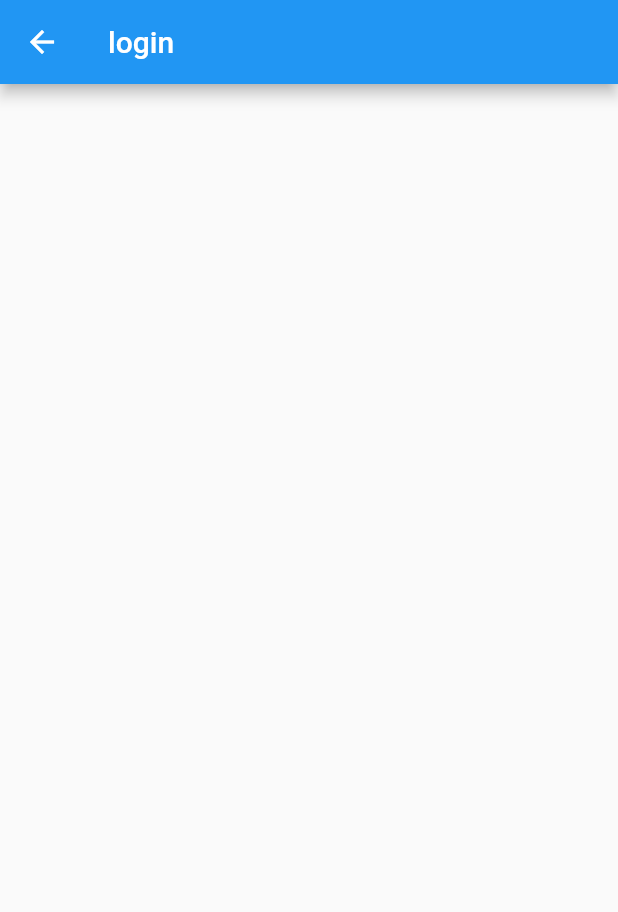
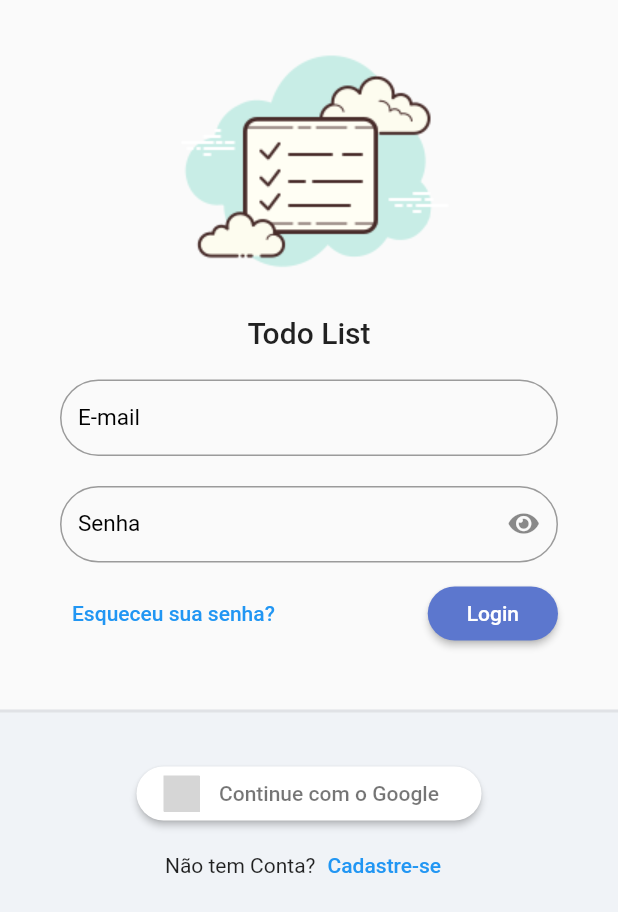
Before and after one commit to jailtonmendes/flutter-todo-list, a Flutter app: the screen it shows after launch, on a phone screen of 412 x 824 dp. Shown: the top 912 px of the screen. Run offline on Flutter 3.47's test engine with Material 2 defaults, Android fonts, the phone set to English and light mode, and no system bars; our stand-ins replace flutter_signin_button, google_fonts, sqflite, sqflite_common, synchronized; accounts and stored records are empty; Roboto replaces fonts that are missing (Mandali); grey boxes are pictures that could not be loaded.

Commit message:
Finalizando layout da tela de login e cadastro

```diff
--- a/todo_list_provider/lib/app/app_widget.dart
+++ b/todo_list_provider/lib/app/app_widget.dart
@@ -1,4 +1,5 @@
 import 'package:flutter/material.dart';
+import 'package:todo_list_provider/app/core/ui/todo_list_ui_config.dart';
 import 'package:todo_list_provider/app/modules/auth/auth_module.dart';
 import 'package:todo_list_provider/app/modules/splash/splash_page.dart';
 
@@ -10,6 +11,7 @@ class AppWidget extends StatelessWidget {
     return MaterialApp(
       title: 'Todo List Provider',
       initialRoute: '/login',
+      theme: TodoListUiConfig.theme,
       routes: {...AuthModule().routers},
       home: const SplashPage(),
     );
--- /dev/null
+++ b/todo_list_provider/lib/app/core/database/widget/todo_list_field.dart
@@ -0,0 +1,65 @@
+import 'package:flutter/material.dart';
+import 'package:todo_list_provider/app/core/ui/todo_list_icons.dart';
+
+class TodoListField extends StatelessWidget {
+  final String label;
+  final IconButton? suffixIconButton;
+  final bool obscureText;
+  final ValueNotifier<bool> obscureTextVN;
+  final TextEditingController? controller;
+  final FormFieldValidator<String>? validator;
+
+  TodoListField(
+      {Key? key,
+      required this.label,
+      this.obscureText = false,
+      this.suffixIconButton,
+      this.controller,
+      this.validator})
+      : assert(obscureText == true ? suffixIconButton == null : true,
+            'obscureText não pode ser enviado  em confunto com suffixIconButton'),
+        obscureTextVN = ValueNotifier(obscureText),
+        super(key: key);
+
+  @override
+  Widget build(BuildContext context) {
+    return ValueListenableBuilder<bool>(
+      valueListenable: obscureTextVN,
+      builder: (_, obscureTextValue, child) {
+        return TextFormField(
+          controller: controller,
+          validator: validator,
+          decoration: InputDecoration(
+            labelText: label,
+            labelStyle: const TextStyle(
+              fontSize: 15,
+              color: Colors.black,
+            ),
+            border: OutlineInputBorder(
+              borderRadius: BorderRadius.circular(30),
+            ),
+            errorBorder: OutlineInputBorder(
+              borderRadius: BorderRadius.circular(30),
+              borderSide: const BorderSide(color: Colors.red),
+            ),
+            isDense: true,
+            suffixIcon: suffixIconButton ??
+                (obscureText == true
+                    ? IconButton(
+                        onPressed: () {
+                          obscureTextVN.value = !obscureTextValue;
+                        },
+                        icon: Icon(
+                          !obscureTextValue
+                              ? TodoListIcons.eye_slash
+                              : TodoListIcons.eye,
+                        ),
+                      )
+                    : null),
+          ),
+          obscureText: obscureTextValue,
+        );
+      },
+    );
+  }
+}
--- /dev/null
+++ b/todo_list_provider/lib/app/core/database/widget/todo_list_logo.dart
@@ -0,0 +1,23 @@
+import 'package:flutter/material.dart';
+import 'package:todo_list_provider/app/core/ui/theme_Extensions.dart';
+
+class TodoListLogo extends StatelessWidget {
+  const TodoListLogo({Key? key}) : super(key: key);
+
+  @override
+  Widget build(BuildContext context) {
+    return Column(
+      mainAxisAlignment: MainAxisAlignment.center,
+      children: [
+        Image.asset(
+          'assets/logo.png',
+          height: 200,
+        ),
+        Text(
+          'Todo List',
+          style: context.textTheme.headline6,
+        ),
+      ],
+    );
+  }
+}
--- /dev/null
+++ b/todo_list_provider/lib/app/core/ui/todo_list_icons.dart
@@ -0,0 +1,13 @@
+import 'package:flutter/widgets.dart';
+
+class TodoListIcons {
+  TodoListIcons._();
+
+  static const _kFontFam = 'TodoListIcons';
+  static const String? _kFontPkg = null;
+
+  static const IconData eye =
+      IconData(0xf06e, fontFamily: _kFontFam, fontPackage: _kFontPkg);
+  static const IconData eye_slash =
+      IconData(0xf070, fontFamily: _kFontFam, fontPackage: _kFontPkg);
+}
--- /dev/null
+++ b/todo_list_provider/lib/app/core/ui/todo_list_ui_config.dart
@@ -0,0 +1,18 @@
+import 'package:flutter/material.dart';
+import 'package:google_fonts/google_fonts.dart';
+
+class TodoListUiConfig {
+  // CONSTRUTOR PRIVADO
+  TodoListUiConfig._();
+
+  static get theme => ThemeData(
+        textTheme: GoogleFonts.mandaliTextTheme(),
+        primaryColor: const Color(0xff5C77CE),
+        primaryColorLight: const Color(0xFFABC8F7),
+        elevatedButtonTheme: ElevatedButtonThemeData(
+          style: ElevatedButton.styleFrom(
+            backgroundColor: const Color(0Xff5c77ce),
+          ),
+        ),
+      );
+}
--- a/todo_list_provider/lib/app/modules/auth/auth_module.dart
+++ b/todo_list_provider/lib/app/modules/auth/auth_module.dart
@@ -2,6 +2,8 @@ import 'package:provider/provider.dart';
 import 'package:todo_list_provider/app/models/todo_list_module.dart';
 import 'package:todo_list_provider/app/modules/auth/login/login_controller.dart';
 import 'package:todo_list_provider/app/modules/auth/login/login_page.dart';
+import 'package:todo_list_provider/app/modules/auth/register/register_controller.dart';
+import 'package:todo_list_provider/app/modules/auth/register/register_page.dart';
 
 class AuthModule extends TodoListModule {
   AuthModule()
@@ -9,10 +11,14 @@ class AuthModule extends TodoListModule {
           bindings: [
             ChangeNotifierProvider(
               create: (_) => LoginController(),
+            ),
+            ChangeNotifierProvider(
+              create: (_) => RegisterController(),
             )
           ],
           routers: {
             '/login': (context) => const LoginPage(),
+            '/register': (context) => const RegisterPage()
           },
         );
 }
--- a/todo_list_provider/lib/app/modules/auth/login/login_page.dart
+++ b/todo_list_provider/lib/app/modules/auth/login/login_page.dart
@@ -1,4 +1,8 @@
 import 'package:flutter/material.dart';
+import 'package:flutter_signin_button/button_list.dart';
+import 'package:flutter_signin_button/button_view.dart';
+import 'package:todo_list_provider/app/core/database/widget/todo_list_field.dart';
+import 'package:todo_list_provider/app/core/database/widget/todo_list_logo.dart';
 
 class LoginPage extends StatelessWidget {
   const LoginPage({Key? key}) : super(key: key);
@@ -6,10 +10,103 @@ class LoginPage extends StatelessWidget {
   @override
   Widget build(BuildContext context) {
     return Scaffold(
-      appBar: AppBar(
-        title: const Text('login'),
-      ),
-      body: Container(),
+      body: LayoutBuilder(builder: (context, constraints) {
+        return SingleChildScrollView(
+          child: ConstrainedBox(
+            constraints: BoxConstraints(
+              maxHeight: constraints.maxHeight,
+              minWidth: constraints.maxWidth,
+            ),
+            child: Column(
+              mainAxisSize: MainAxisSize.min,
+              children: [
+                const SizedBox(height: 10),
+                const TodoListLogo(),
+                Padding(
+                  padding: const EdgeInsets.symmetric(
+                    horizontal: 40,
+                    vertical: 20,
+                  ),
+                  child: Form(
+                    child: Column(
+                      children: [
+                        TodoListField(label: 'E-mail'),
+                        const SizedBox(height: 20),
+                        TodoListField(
+                          label: 'Senha',
+                          obscureText: true,
+                        ),
+                        const SizedBox(height: 10),
+                        Row(
+                          mainAxisAlignment: MainAxisAlignment.spaceBetween,
+                          children: [
+                            TextButton(
+                                onPressed: () {},
+                                child: const Text('Esqueceu sua senha?')),
+                            ElevatedButton(
+                              onPressed: () {},
+                              style: ElevatedButton.styleFrom(
+                                shape: RoundedRectangleBorder(
+                                  borderRadius: BorderRadius.circular(20),
+                                ),
+                              ),
+                              child: const Padding(
+                                padding: EdgeInsets.all(10),
+                                child: Text('Login'),
+                              ),
+                            ),
+                          ],
+                        )
+                      ],
+                    ),
+                  ),
+                ),
+                const SizedBox(height: 20),
+                Expanded(
+                  child: Container(
+                    decoration: BoxDecoration(
+                      color: const Color(0xffF0F3F7),
+                      border: Border(
+                        top: BorderSide(
+                          width: 2,
+                          color: Colors.grey.withAlpha(50),
+                        ),
+                      ),
+                    ),
+                    child: Column(
+                      children: [
+                        const SizedBox(height: 30),
+                        SignInButton(
+                          Buttons.Google,
+                          text: 'Continue com o Google',
+                          padding: const EdgeInsets.all(5),
+                          shape: OutlineInputBorder(
+                            borderRadius: BorderRadius.circular(30),
+                            borderSide: BorderSide.none,
+                          ),
+                          onPressed: () {},
+                        ),
+                        Row(
+                          mainAxisAlignment: MainAxisAlignment.center,
+                          children: [
+                            const Text('Não tem Conta?'),
+                            TextButton(
+                              onPressed: () {
+                                Navigator.of(context).pushNamed('/register');
+                              },
+                              child: const Text('Cadastre-se'),
+                            )
+                          ],
+                        ),
+                      ],
+                    ),
+                  ),
+                ),
+              ],
+            ),
+          ),
+        );
+      }),
     );
   }
 }
--- /dev/null
+++ b/todo_list_provider/lib/app/modules/auth/register/register_controller.dart
@@ -0,0 +1,3 @@
+import 'package:flutter/material.dart';
+
+class RegisterController extends ChangeNotifier {}
```
Also changed, not shown: todo_list_provider/lib/app/core/ui/theme_Extensions.dart (added, +14 -0 lines), todo_list_provider/lib/app/modules/auth/register/register_page.dart (added, +88 -0 lines), todo_list_provider/pubspec.yaml (+9 -6 lines), todo_list_provider/assets/create_todo_screen.png (renamed from todo_list_provider/lib/app/assets/00 - assets/create_todo_screen.png), todo_list_provider/assets/fonts/TodoListIcons.ttf (added), todo_list_provider/assets/home_screen.png (renamed from todo_list_provider/lib/app/assets/00 - assets/home_screen.png), todo_list_provider/assets/home_week_screen.png (renamed from todo_list_provider/lib/app/assets/00 - assets/home_week_screen.png), todo_list_provider/assets/login_screen.png (renamed from todo_list_provider/lib/app/assets/00 - assets/login_screen.png), todo_list_provider/assets/logo.png (renamed from todo_list_provider/lib/app/assets/00 - assets/logo.png), todo_list_provider/assets/register_screen.png (renamed from todo_list_provider/lib/app/assets/00 - assets/register_screen.png), todo_list_provider/pubspec.lock.
